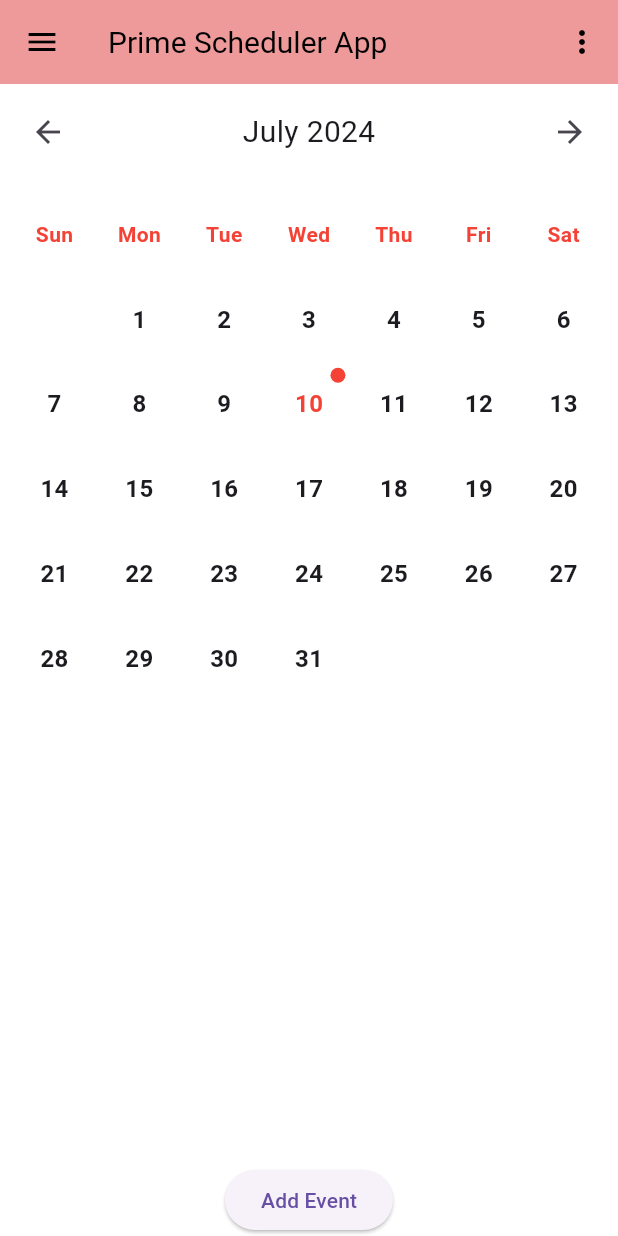
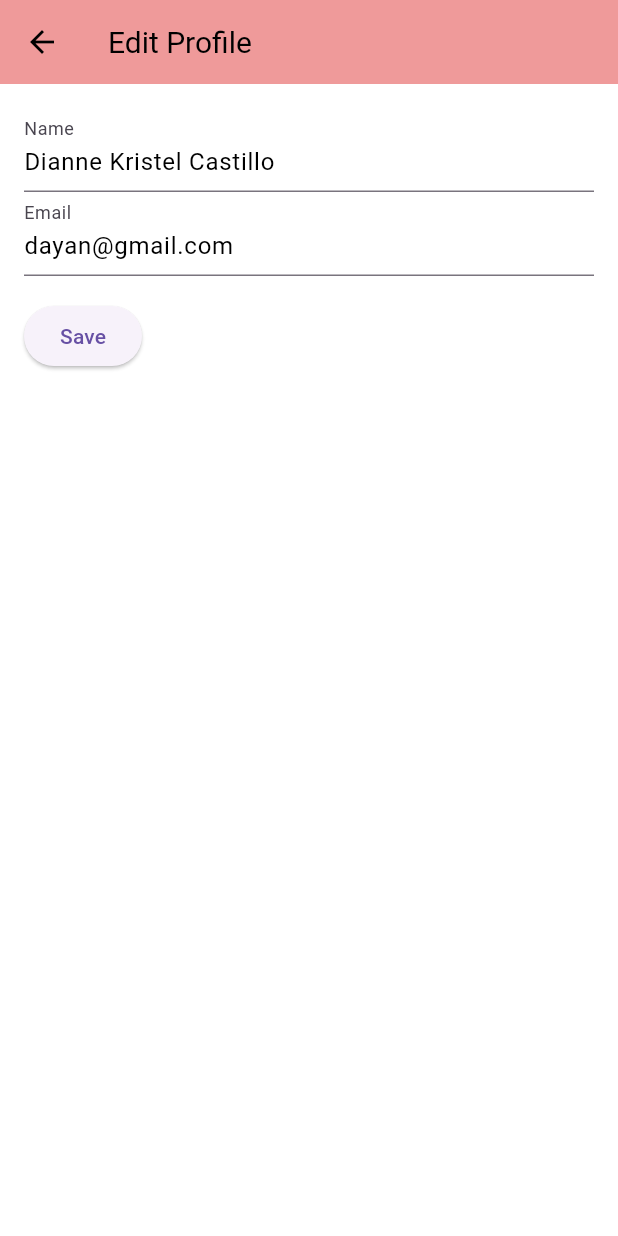
Before and after one commit to KylaClairePusag/Calendar, a Flutter app: the screen it shows after launch, in the side drawer, after a tap on "Edit Profile", on a phone screen of 412 x 824 dp. Run offline on Flutter 3.47's test engine with Material 3 defaults, Android fonts, the phone set to English and light mode, and no system bars.

Commit message:
Update main.dart

```diff
--- a/lib/main.dart
+++ b/lib/main.dart
@@ -567,12 +567,7 @@ class _CalendarGridState extends State<CalendarGrid> {
               leading: Icon(Icons.person),
               title: Text('Edit Profile'),
               onTap: () {
-                setState(() {
-                  // Update user profile here
-                  userName = "New Name";
-                  userEmail = "newemail@example.com";
-                });
-                Navigator.pop(context); // Close the drawer
+                _navigateToProfileScreen(context); // Navigate to edit profile screen
               },
             ),
             ListTile(
@@ -649,6 +644,101 @@ class _CalendarGridState extends State<CalendarGrid> {
       ),
     );
   }
+
+  void _navigateToProfileScreen(BuildContext context) {
+    Navigator.pop(context); // Close the drawer
+    Navigator.push(
+      context,
+      MaterialPageRoute(
+        builder: (context) => ProfileScreen(
+          userName: userName,
+          userEmail: userEmail,
+          onUpdateProfile: _updateProfile,
+        ),
+      ),
+    );
+  }
+
+  void _updateProfile(String newUserName, String newUserEmail) {
+    setState(() {
+      userName = newUserName;
+      userEmail = newUserEmail;
+    });
+  }
+}
+
+class ProfileScreen extends StatefulWidget {
+  final String userName;
+  final String userEmail;
+  final Function(String, String) onUpdateProfile;
+
+  const ProfileScreen({
+    Key? key,
+    required this.userName,
+    required this.userEmail,
+    required this.onUpdateProfile,
+  }) : super(key: key);
+
+  @override
+  _ProfileScreenState createState() => _ProfileScreenState();
+}
+
+class _ProfileScreenState extends State<ProfileScreen> {
+  late TextEditingController _nameController;
+  late TextEditingController _emailController;
+
+  @override
+  void initState() {
+    super.initState();
+    _nameController = TextEditingController(text: widget.userName);
+    _emailController = TextEditingController(text: widget.userEmail);
+  }
+
+  @override
+  void dispose() {
+    _nameController.dispose();
+    _emailController.dispose();
+    super.dispose();
+  }
+
+  @override
+  Widget build(BuildContext context) {
+    return Scaffold(
+      appBar: AppBar(
+        title: Text('Edit Profile'),
+      ),
+      body: Padding(
+        padding: const EdgeInsets.all(16.0),
+        child: Column(
+          crossAxisAlignment: CrossAxisAlignment.start,
+          children: [
+            TextField(
+              controller: _nameController,
+              decoration: InputDecoration(labelText: 'Name'),
+            ),
+            TextField(
+              controller: _emailController,
+              decoration: InputDecoration(labelText: 'Email'),
+            ),
+            SizedBox(height: 16.0),
+            ElevatedButton(
+              onPressed: () {
+                _updateProfile();
+              },
+              child: Text('Save'),
+            ),
+          ],
+        ),
+      ),
+    );
+  }
+
+  void _updateProfile() {
+    String newName = _nameController.text;
+    String newEmail = _emailController.text;
+    widget.onUpdateProfile(newName, newEmail);
+    Navigator.of(context).pop(); // Close the profile screen
+  }
 }
 
 class DateUtils {
```
